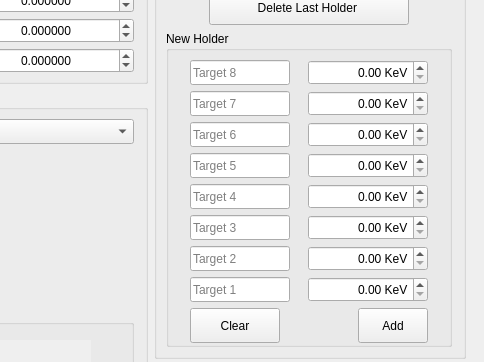
The window that Gui/forms/form_optionswidget.ui (slsdetectorgroup/motorControlSoftware) describes before a commit, drawn with Qt 5; both pictures show x 182 to 666 and y 119 to 481 of the 666 by 935 pixel window.
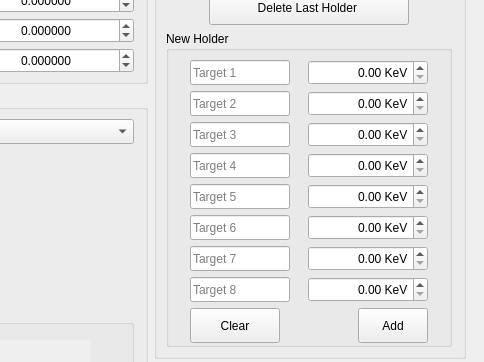
The same window after the commit. Icons and pictures are not drawn.

Commit message: xray: target backwards, vacuum: target right order

```diff
--- a/Gui/forms/form_optionswidget.ui
+++ b/Gui/forms/form_optionswidget.ui
@@ -632,7 +632,7 @@
                  <string/>
                 </property>
                 <property name="placeholderText">
-                 <string>Target 8</string>
+                 <string>Target 1</string>
                 </property>
                </widget>
               </item>
@@ -691,7 +691,7 @@
                  <string/>
                 </property>
                 <property name="placeholderText">
-                 <string>Target 7</string>
+                 <string>Target 2</string>
                 </property>
                </widget>
               </item>
@@ -750,7 +750,7 @@
                  <string/>
                 </property>
                 <property name="placeholderText">
-                 <string>Target 6</string>
+                 <string>Target 3</string>
                 </property>
                </widget>
               </item>
@@ -809,7 +809,7 @@
                  <string/>
                 </property>
                 <property name="placeholderText">
-                 <string>Target 5</string>
+                 <string>Target 4</string>
                 </property>
                </widget>
               </item>
@@ -868,7 +868,7 @@
                  <string/>
                 </property>
                 <property name="placeholderText">
-                 <string>Target 4</string>
+                 <string>Target 5</string>
                 </property>
                </widget>
               </item>
@@ -927,7 +927,7 @@
                  <string/>
                 </property>
                 <property name="placeholderText">
-                 <string>Target 3</string>
+                 <string>Target 6</string>
                 </property>
                </widget>
               </item>
@@ -986,7 +986,7 @@
                  <string/>
                 </property>
                 <property name="placeholderText">
-                 <string>Target 2</string>
+                 <string>Target 7</string>
                 </property>
                </widget>
               </item>
@@ -1045,7 +1045,7 @@
                  <string/>
                 </property>
                 <property name="placeholderText">
-                 <string>Target 1</string>
+                 <string>Target 8</string>
                 </property>
                </widget>
               </item>
```
The commit also changes 3 other files.
